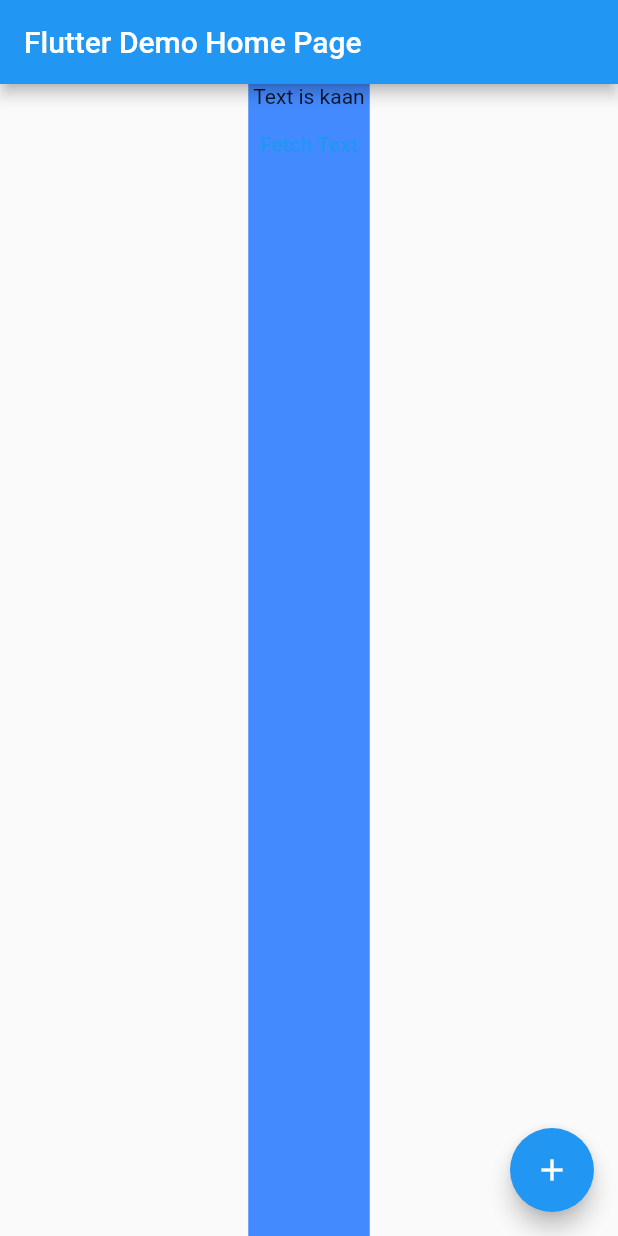
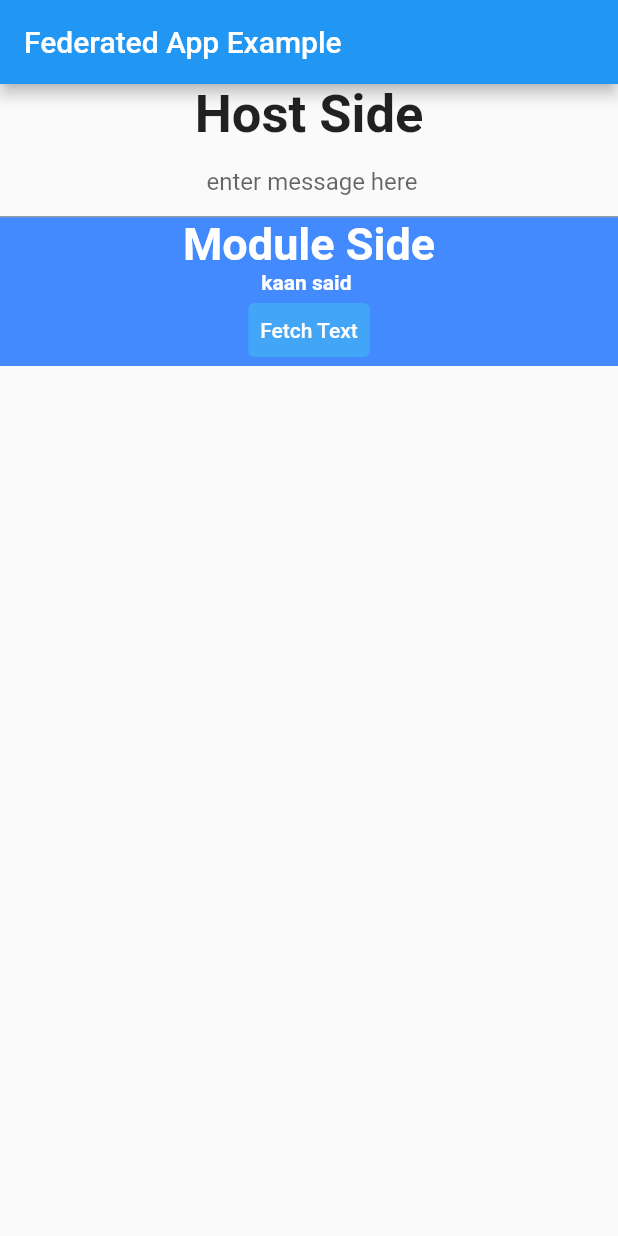
Before and after one commit to ksckaan1/federatedappexample, a Flutter app: the MyHomePage screen opened directly, after a tap on "Fetch Text", on a phone screen of 412 x 824 dp. Run offline on Flutter 3.47's test engine with Material 2 defaults, Android fonts, the phone set to English and light mode, and no system bars.

Commit message:
some improvements

```diff
--- a/lib/main.dart
+++ b/lib/main.dart
@@ -8,40 +8,20 @@ void main() {
 
 class MyApp extends StatelessWidget {
   const MyApp({Key? key}) : super(key: key);
-
-  // This widget is the root of your application.
   @override
   Widget build(BuildContext context) {
     return MaterialApp(
-      title: 'Flutter Demo',
+      title: 'Federated App Example',
       theme: ThemeData(
-        // This is the theme of your application.
-        //
-        // Try running your application with "flutter run". You'll see the
-        // application has a blue toolbar. Then, without quitting the app, try
-        // changing the primarySwatch below to Colors.green and then invoke
-        // "hot reload" (press "r" in the console where you ran "flutter run",
-        // or simply save your changes to "hot reload" in a Flutter IDE).
-        // Notice that the counter didn't reset back to zero; the application
-        // is not restarted.
         primarySwatch: Colors.blue,
       ),
-      home: const MyHomePage(title: 'Flutter Demo Home Page'),
+      home: const MyHomePage(title: 'Federated App Example'),
     );
   }
 }
 
 class MyHomePage extends StatefulWidget {
   const MyHomePage({Key? key, required this.title}) : super(key: key);
-
-  // This widget is the home page of your application. It is stateful, meaning
-  // that it has a State object (defined below) that contains fields that affect
-  // how it looks.
-
-  // This class is the configuration for the state. It holds the values (in this
-  // case the title) provided by the parent (in this case the App widget) and
-  // used by the build method of the State. Fields in a Widget subclass are
-  // always marked "final".
 
   final String title;
 
@@ -50,47 +30,37 @@ class MyHomePage extends StatefulWidget {
 }
 
 class _MyHomePageState extends State<MyHomePage> {
-  int _counter = 0;
-
-  void _incrementCounter() {
-    setState(() {
-      // This call to setState tells the Flutter framework that something has
-      // changed in this State, which causes it to rerun the build method below
-      // so that the display can reflect the updated values. If we changed
-      // _counter without calling setState(), then the build method would not be
-      // called again, and so nothing would appear to happen.
-      _counter++;
-    });
-  }
+  var _controller = TextEditingController();
 
   fetchData() {
-    var userData = User("kaan", "kuscu");
+    var userData = User("kaan", _controller.text);
     return userData;
   }
 
   @override
   Widget build(BuildContext context) {
-    // This method is rerun every time setState is called, for instance as done
-    // by the _incrementCounter method above.
-    //
-    // The Flutter framework has been optimized to make rerunning build methods
-    // fast, so that you can just rebuild anything that needs updating rather
-    // than having to individually change instances of widgets.
     return Scaffold(
       appBar: AppBar(
-        // Here we take the value from the MyHomePage object that was created by
-        // the App.build method, and use it to set our appbar title.
         title: Text(widget.title),
       ),
-      body: Center(
-          // Center is a layout widget. It takes a single child and positions it
-          // in the middle of the parent.
-          child: Modulum(fetchData: fetchData)),
-      floatingActionButton: FloatingActionButton(
-        onPressed: _incrementCounter,
-        tooltip: 'Increment',
-        child: const Icon(Icons.add),
-      ), // This trailing comma makes auto-formatting nicer for build methods.
+      body: Column(
+        children: [
+          Text(
+            "Host Side",
+            style: TextStyle(fontWeight: FontWeight.bold, fontSize: 35),
+          ),
+          TextField(
+              controller: _controller,
+              textAlign: TextAlign.center,
+              decoration:
+                  const InputDecoration(hintText: " enter message here")),
+          Container(
+            width: double.infinity,
+            color: Colors.blue,
+            child: Modulum(fetchData: fetchData),
+          )
+        ],
+      ),
     );
   }
 }
--- a/packages/modulum/lib/modulum.dart
+++ b/packages/modulum/lib/modulum.dart
@@ -12,7 +12,8 @@ class Modulum extends StatefulWidget {
 }
 
 class _ModulumState extends State<Modulum> {
-  String text = "empty";
+  String name = "nobody";
+  String message = "nothing";
 
   @override
   Widget build(BuildContext context) {
@@ -20,15 +21,30 @@ class _ModulumState extends State<Modulum> {
       color: Colors.blueAccent,
       child: Column(
         children: [
-          Text("Text is $text"),
+          Text(
+            "Module Side",
+            style: TextStyle(
+                color: Colors.white, fontWeight: FontWeight.bold, fontSize: 30),
+          ),
+          Text(
+            "$name said $message",
+            style: TextStyle(color: Colors.white, fontWeight: FontWeight.bold),
+          ),
           TextButton(
+              style: ButtonStyle(
+                  backgroundColor:
+                      MaterialStateProperty.all(Colors.blue.shade400)),
               onPressed: () {
-                User user = widget.fetchData();
+                User data = widget.fetchData();
                 setState(() {
-                  text = user.name;
+                  name = data.name;
+                  message = data.message;
                 });
               },
-              child: const Text("Fetch Text"))
+              child: const Text(
+                "Fetch Text",
+                style: TextStyle(color: Colors.white),
+              ))
         ],
       ),
     );
--- a/packages/modulum/lib/types/user_data.dart
+++ b/packages/modulum/lib/types/user_data.dart
@@ -1,5 +1,5 @@
 class User {
   final String name;
-  final String lastName;
-  User(this.name, this.lastName);
+  final String message;
+  User(this.name, this.message);
 }
```
